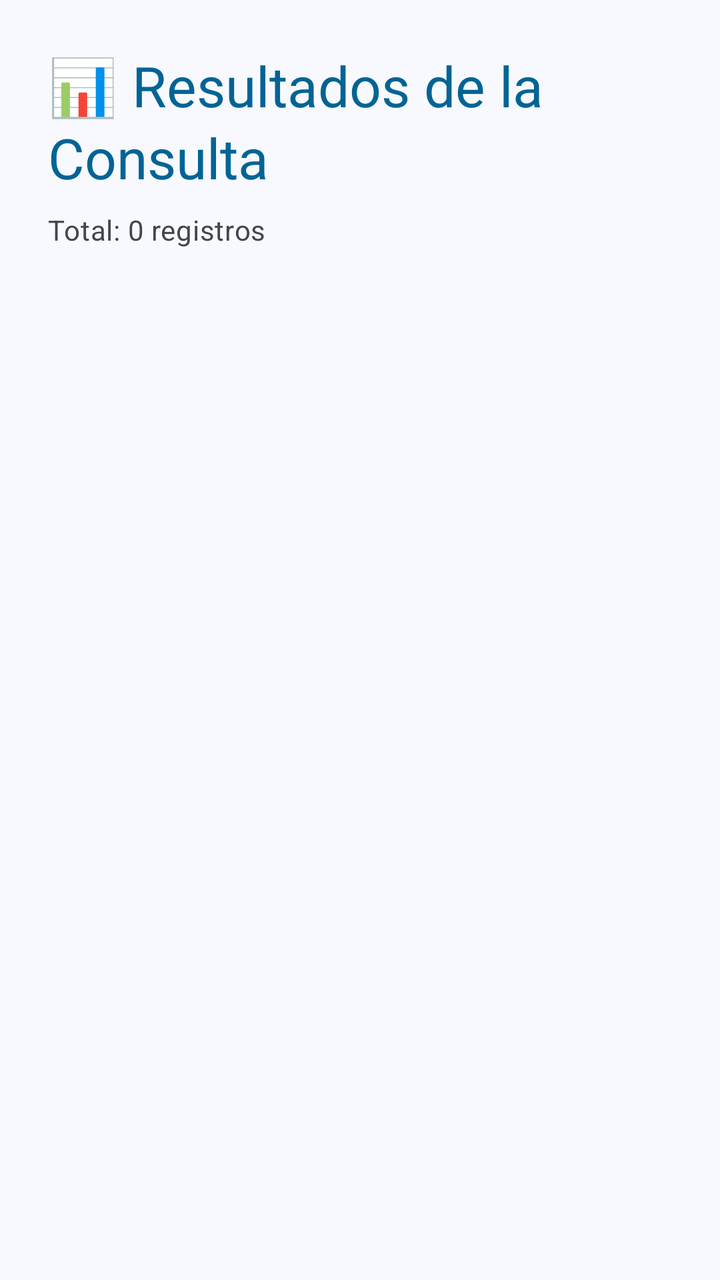
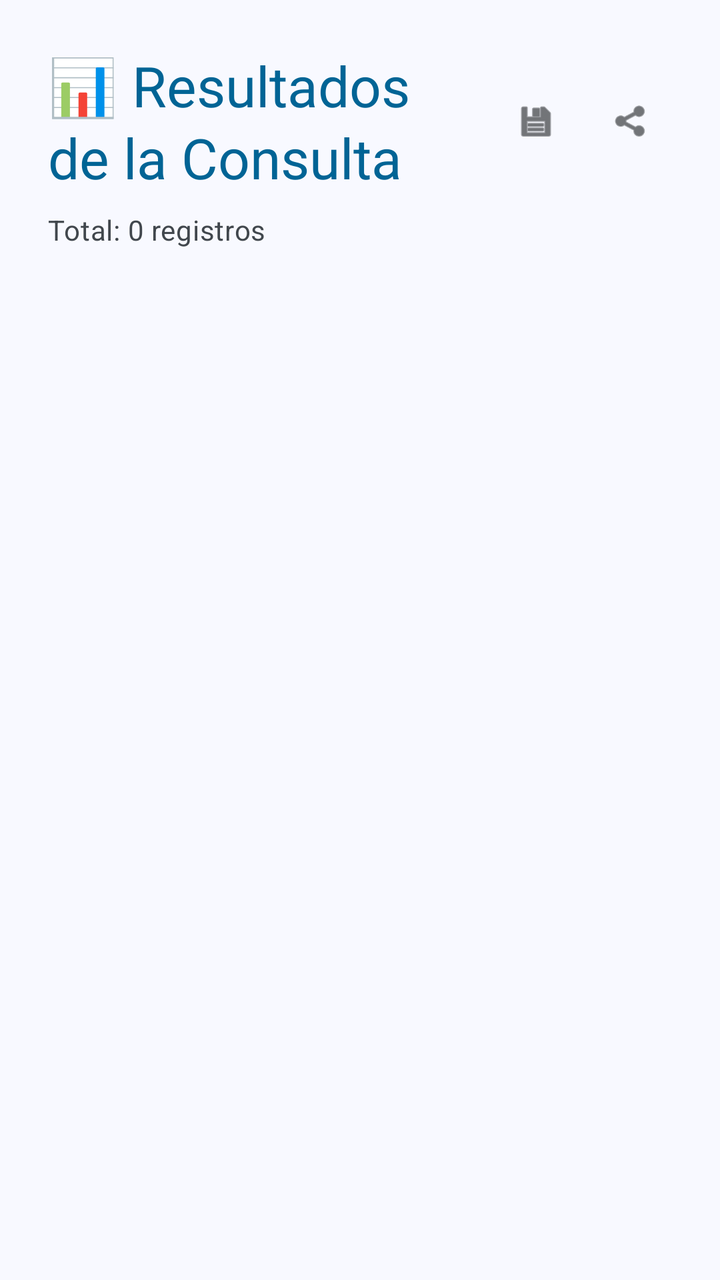

Two renders of the same Android screen: before a commit and after it. Below are the layout's source before the change and the commit's diff.
<!-- AndroidManifest.xml: application theme Theme.EstacionMeteorologica -->
<!-- res/layout/activity_data_details.xml -->
<?xml version="1.0" encoding="utf-8"?>
<androidx.core.widget.NestedScrollView xmlns:android="http://schemas.android.com/apk/res/android"
    xmlns:app="http://schemas.android.com/apk/res-auto"
    android:layout_width="match_parent"
    android:layout_height="match_parent"
    android:background="?attr/colorSurface">

    <LinearLayout
        android:layout_width="match_parent"
        android:layout_height="wrap_content"
        android:orientation="vertical"
        android:padding="24dp">

        <TextView
            android:layout_width="wrap_content"
            android:layout_height="wrap_content"
            android:text="📊 Resultados de la Consulta"
            android:textAppearance="@style/TextAppearance.Material3.HeadlineMedium"
            android:textColor="?attr/colorPrimary"
            android:layout_marginBottom="8dp" />

        <TextView
            android:id="@+id/tvTotalRegistros"
            android:layout_width="wrap_content"
            android:layout_height="wrap_content"
            android:text="Total: 0 registros"
            android:textAppearance="@style/TextAppearance.Material3.BodyMedium"
            android:textColor="?attr/colorOnSurfaceVariant"
            android:layout_marginBottom="24dp" />

        <LinearLayout
            android:id="@+id/layoutDetalles"
            android:layout_width="match_parent"
            android:layout_height="wrap_content"
            android:orientation="vertical" />

    </LinearLayout>

</androidx.core.widget.NestedScrollView>
<!-- resources referenced by this layout -->
<resources>
  <style name="Theme.EstacionMeteorologica" parent="Theme.Material3.DayNight.NoActionBar">
          <item name="colorPrimary">@color/md_theme_primary</item>
          <item name="colorOnPrimary">@color/md_theme_onPrimary</item>
          <item name="colorPrimaryContainer">@color/md_theme_primaryContainer</item>
          <item name="colorOnPrimaryContainer">@color/md_theme_onPrimaryContainer</item>
  
          <item name="colorSecondary">@color/md_theme_secondary</item>
          <item name="colorOnSecondary">@color/md_theme_onSecondary</item>
          <item name="colorSecondaryContainer">@color/md_theme_secondaryContainer</item>
          <item name="colorOnSecondaryContainer">@color/md_theme_onSecondaryContainer</item>
  
          <item name="android:windowBackground">@color/md_theme_surface</item>
          <item name="colorSurface">@color/md_theme_surface</item>
          <item name="colorOnSurface">@color/md_theme_onSurface</item>
          <item name="colorOnSurfaceVariant">@color/md_theme_onSurfaceVariant</item>
          <item name="colorOutline">@color/md_theme_outline</item>
  
          <item name="colorError">@color/md_theme_error</item>
          <item name="colorOnError">@color/md_theme_onError</item>
          <item name="colorOutlineVariant">@color/md_theme_outline_variant</item>
  
      </style>
  <color name="md_theme_primary">#006495</color>
  <color name="md_theme_onPrimary">#FFFFFF</color>
  <color name="md_theme_primaryContainer">#CBE6FF</color>
  <color name="md_theme_onPrimaryContainer">#001E31</color>
  <color name="md_theme_secondary">#50606E</color>
  <color name="md_theme_onSecondary">#FFFFFF</color>
  <color name="md_theme_secondaryContainer">#D3E5F5</color>
  <color name="md_theme_onSecondaryContainer">#0C1D29</color>
  <color name="md_theme_surface">#F8F9FF</color>
  <color name="md_theme_onSurface">#191C1E</color>
  <color name="md_theme_onSurfaceVariant">#41474D</color>
  <color name="md_theme_outline">#71787E</color>
  <color name="md_theme_error">#BA1A1A</color>
  <color name="md_theme_onError">#FFFFFF</color>
  <color name="md_theme_outline_variant">#C1C7CE</color>
</resources>

<!-- the commit's change to res/layout/activity_data_details.xml (unified diff, before → after) -->
@@ -11,13 +11,61 @@
         android:orientation="vertical"
         android:padding="24dp">
 
-        <TextView
-            android:layout_width="wrap_content"
+        <LinearLayout
+            android:layout_width="match_parent"
             android:layout_height="wrap_content"
-            android:text="📊 Resultados de la Consulta"
-            android:textAppearance="@style/TextAppearance.Material3.HeadlineMedium"
-            android:textColor="?attr/colorPrimary"
-            android:layout_marginBottom="8dp" />
+            android:orientation="horizontal"
+            android:gravity="center_vertical">
+
+            <TextView
+                android:layout_width="0dp"
+                android:layout_height="wrap_content"
+                android:layout_weight="1"
+                android:text="📊 Resultados de la Consulta"
+                android:textAppearance="@style/TextAppearance.Material3.HeadlineMedium"
+                android:textColor="?attr/colorPrimary" />
+
+            <com.google.android.material.button.MaterialButton
+                android:id="@+id/btnGuardar"
+                style="@style/Widget.Material3.Button.IconButton"
+                android:layout_width="40dp"
+                android:layout_height="40dp"
+                android:minWidth="0dp"
+                android:minHeight="0dp"
+                android:insetTop="0dp"
+                android:insetBottom="0dp"
+                android:padding="0dp"
+                android:layout_marginStart="8dp"
+                android:backgroundTint="@android:color/transparent"
+                app:icon="@android:drawable/ic_menu_save"
+                app:iconGravity="textStart"
+                app:iconPadding="0dp"
+                app:cornerRadius="12dp"
+                app:iconTint="?attr/colorOnSurface" />
+
+            <com.google.android.material.button.MaterialButton
+                android:id="@+id/btnCompartir"
+                style="@style/Widget.Material3.Button.IconButton"
+                android:layout_width="40dp"
+                android:layout_height="40dp"
+                android:minWidth="0dp"
+                android:minHeight="0dp"
+                android:insetTop="0dp"
+                android:insetBottom="0dp"
+                android:padding="0dp"
+                android:layout_marginStart="8dp"
+                android:backgroundTint="@android:color/transparent"
+                app:icon="@android:drawable/ic_menu_share"
+                app:iconGravity="textStart"
+                app:iconPadding="0dp"
+                app:cornerRadius="12dp"
+                app:iconTint="?attr/colorOnSurface" />
+
+        </LinearLayout>
+
+        <View
+            android:layout_width="match_parent"
+            android:layout_height="8dp" />
 
         <TextView
             android:id="@+id/tvTotalRegistros"
